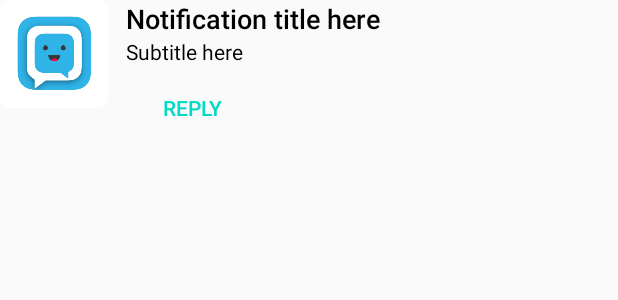
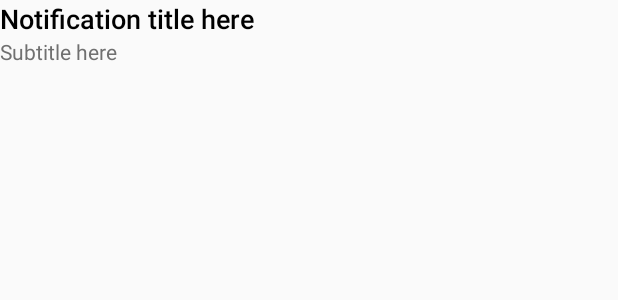
Before and after one commit to yuvraj192/babble, an Android app: the layout custom_notif.xml on its own in the app's theme, with its tools: preview values and no code run, on a phone screen of 412 x 824 dp. Shown: the top 300 px of the screen. Run offline under Robolectric (Android 15) with nearby library versions, the phone set to English and light mode, and no system bars.

Commit message:
Changes in notification

```diff
--- a/app/src/main/java/com/messaging/babble/HomeActivity.kt
+++ b/app/src/main/java/com/messaging/babble/HomeActivity.kt
@@ -62,6 +62,7 @@ class HomeActivity : AppCompatActivity() {
                 @JavascriptInterface
                 fun load(num: String, name: String) {
                     openActivity(num, name)
+                    //sendNoti("9891192693", "Mummy 😘😘", "Hello 😀😀")
                 }
             }, "chat")
 
--- a/app/src/main/res/layout/custom_notif.xml
+++ b/app/src/main/res/layout/custom_notif.xml
@@ -3,11 +3,6 @@
     android:orientation="horizontal" android:layout_width="match_parent"
     android:layout_height="match_parent">
 
-    <ImageView
-        android:layout_height="wrap_content"
-        android:layout_width="wrap_content"
-        android:src="@mipmap/logo"
-        android:layout_marginRight="12dp" />
 
     <LinearLayout
         android:layout_width="wrap_content"
@@ -29,16 +24,7 @@
         android:layout_width="wrap_content"
         android:layout_height="wrap_content"
         android:text="Subtitle here"
-        android:textColor="#000"
-        android:textSize="14dp" />
-        <Button
-            android:layout_width="wrap_content"
-            android:layout_height="wrap_content"
-            android:text="REPLY"
-            android:textColor="@color/colorAccent"
-            android:background="@android:color/transparent"
-            android:layout_marginTop="4dp"
-            >
-        </Button>
+        android:textColor="#707070"
+        android:textSize="14dp"/>
     </LinearLayout>
 </LinearLayout>
```
